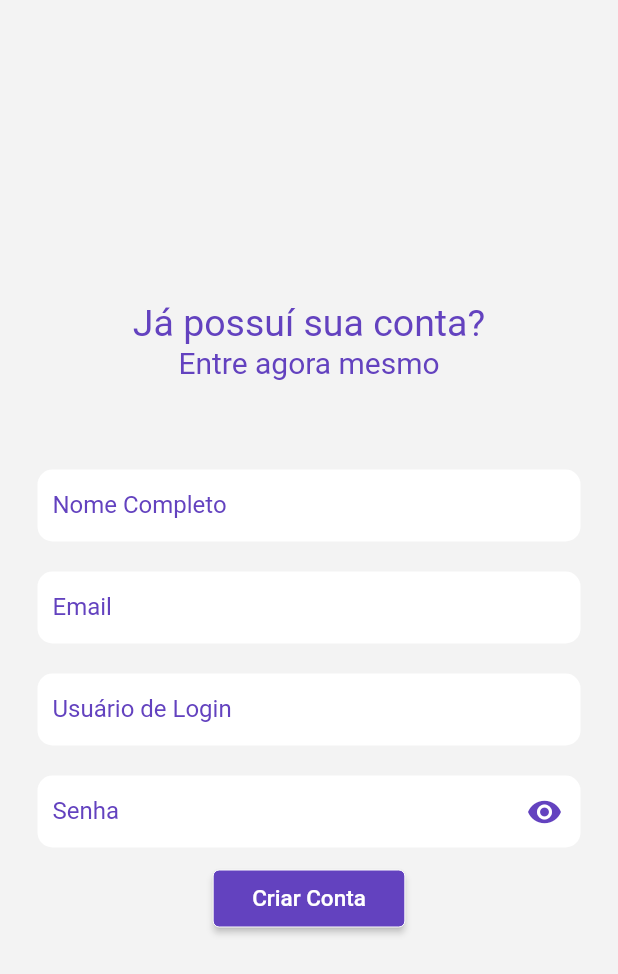
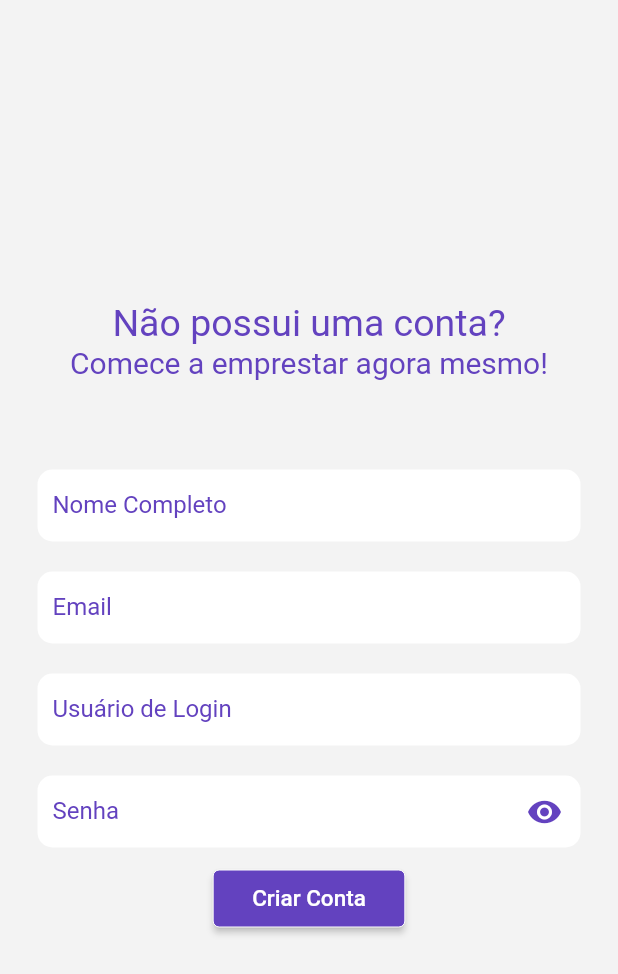
Before and after one commit to GreemerBR/deal, a Flutter app: the Register screen opened directly, on a phone screen of 412 x 824 dp. Shown: the top 974 px of the screen. Run offline on Flutter 3.47's test engine with Material 2 defaults, Android fonts, the phone set to English and light mode, and no system bars; our stand-ins replace carousel_slider, dotted_border.

Commit message:
[change] changed the txt in the register page

```diff
--- a/lib/presenter/register/register_page.dart
+++ b/lib/presenter/register/register_page.dart
@@ -15,8 +15,8 @@ class Register extends StatelessWidget {
         children: [
           Center(
             child: DefaultTitle(
-              title: 'Já possuí sua conta?',
-              subtitle: 'Entre agora mesmo',
+              title: 'Não possui uma conta?',
+              subtitle: 'Comece a emprestar agora mesmo!',
               colortitle: Color.fromARGB(255, 99, 66, 191),
               colorSubtitle: Color.fromARGB(255, 99, 66, 191),
             ),
--- a/pubspec.yaml
+++ b/pubspec.yaml
@@ -25,7 +25,7 @@ environment:
 # consider running `flutter pub upgrade --major-versions`. Alternatively,
 # dependencies can be manually updated by changing the version numbers below to
 # the latest version available on pub.dev. To see which dependencies have newer
-# versions available, run `flutter pub outdated`.
+# versions available, run `flutter pub outdated`.""
 dependencies:
   flutter:
     sdk: flutter
```
Also changed, not shown: 3 other files.
